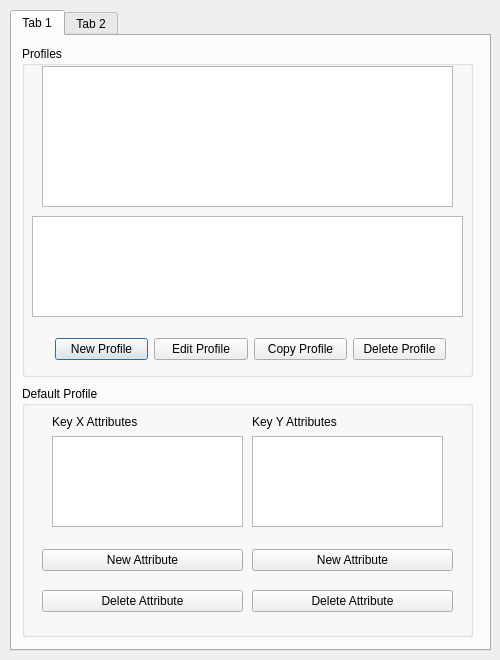
First picture: the form in orion/ui/ui_profile/profile3.ui, repository carlos-manuel-diaz/Flight-Analysis-Tool, before the edit.
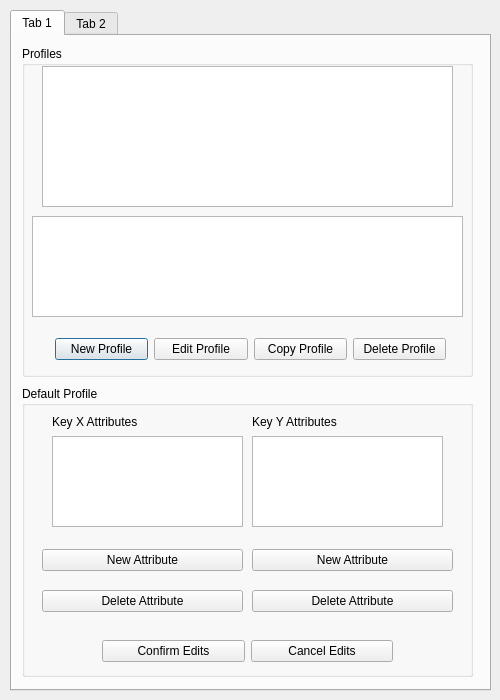
Second picture: the form after the edit.

```diff
--- a/orion/ui/ui_profile/profile3.ui
+++ b/orion/ui/ui_profile/profile3.ui
@@ -7,19 +7,19 @@
     <x>0</x>
     <y>0</y>
     <width>500</width>
-    <height>660</height>
+    <height>700</height>
    </rect>
   </property>
   <property name="minimumSize">
    <size>
     <width>500</width>
-    <height>660</height>
+    <height>700</height>
    </size>
   </property>
   <property name="maximumSize">
    <size>
     <width>500</width>
-    <height>660</height>
+    <height>700</height>
    </size>
   </property>
   <property name="windowTitle">
@@ -31,7 +31,7 @@
      <x>10</x>
      <y>10</y>
      <width>481</width>
-     <height>641</height>
+     <height>681</height>
     </rect>
    </property>
    <layout class="QHBoxLayout" name="horizontalLayout">
@@ -132,7 +132,7 @@
           <x>10</x>
           <y>350</y>
           <width>451</width>
-          <height>251</height>
+          <height>291</height>
          </rect>
         </property>
         <property name="title">
@@ -236,6 +236,32 @@
           </item>
          </layout>
         </widget>
+        <widget class="QWidget" name="horizontalLayoutWidget_2">
+         <property name="geometry">
+          <rect>
+           <x>80</x>
+           <y>250</y>
+           <width>291</width>
+           <height>31</height>
+          </rect>
+         </property>
+         <layout class="QHBoxLayout" name="formButtons">
+          <item>
+           <widget class="QPushButton" name="confirmButton">
+            <property name="text">
+             <string>Confirm Edits</string>
+            </property>
+           </widget>
+          </item>
+          <item>
+           <widget class="QPushButton" name="cancelButton">
+            <property name="text">
+             <string>Cancel Edits</string>
+            </property>
+           </widget>
+          </item>
+         </layout>
+        </widget>
        </widget>
       </widget>
       <widget class="QWidget" name="tab_4">
```
